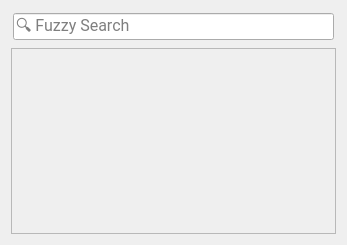
The window that src/gui/finderwindow.ui (hussamh10/fetch) describes before a commit, drawn with Qt 5.
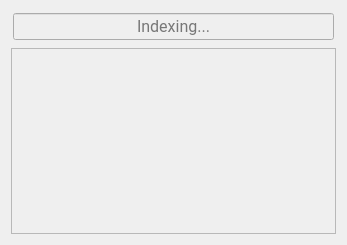
The same window after the commit. Icons and pictures are not drawn.

The edit to the form file:
```diff
--- a/src/gui/finderwindow.ui
+++ b/src/gui/finderwindow.ui
@@ -45,14 +45,20 @@
        </property>
        <item>
         <widget class="QLineEdit" name="searchBar">
+         <property name="enabled">
+          <bool>false</bool>
+         </property>
          <property name="font">
           <font>
            <family>Roboto</family>
            <pointsize>12</pointsize>
           </font>
          </property>
+         <property name="alignment">
+          <set>Qt::AlignCenter</set>
+         </property>
          <property name="placeholderText">
-          <string>🔍 Fuzzy Search</string>
+          <string>Indexing...</string>
          </property>
         </widget>
        </item>
```
Left out of the diff: 2 changed lines with no effect on the pictures.
